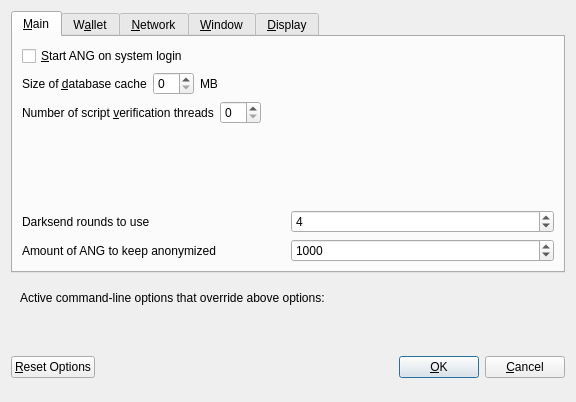
Qt form src/qt/forms/optionsdialog.ui (CoinExample/ANG) before a commit.
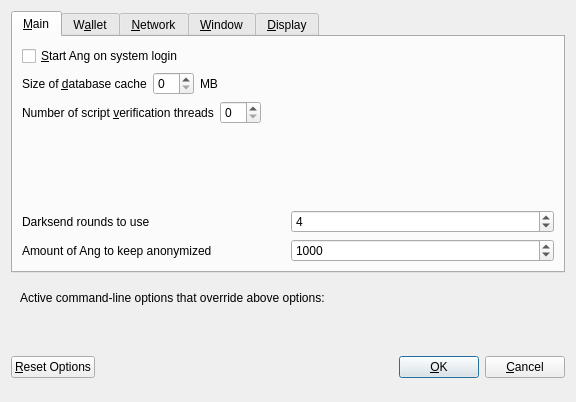
The same form after that commit. Custom widgets are drawn as their Qt base class.

```diff
--- a/src/qt/forms/optionsdialog.ui
+++ b/src/qt/forms/optionsdialog.ui
@@ -33,7 +33,7 @@
           <string>Automatically start ANG after logging in to the system.</string>
          </property>
          <property name="text">
-          <string>&amp;Start ANG on system login</string>
+          <string>&amp;Start Ang on system login</string>
          </property>
         </widget>
        </item>
@@ -177,7 +177,7 @@
             <string notr="true"/>
            </property>
            <property name="text">
-            <string>Amount of ANG to keep anonymized</string>
+            <string>Amount of Ang to keep anonymized</string>
            </property>
           </widget>
          </item>
```
Left out of the diff: 10 changed lines with no effect on the pictures.
